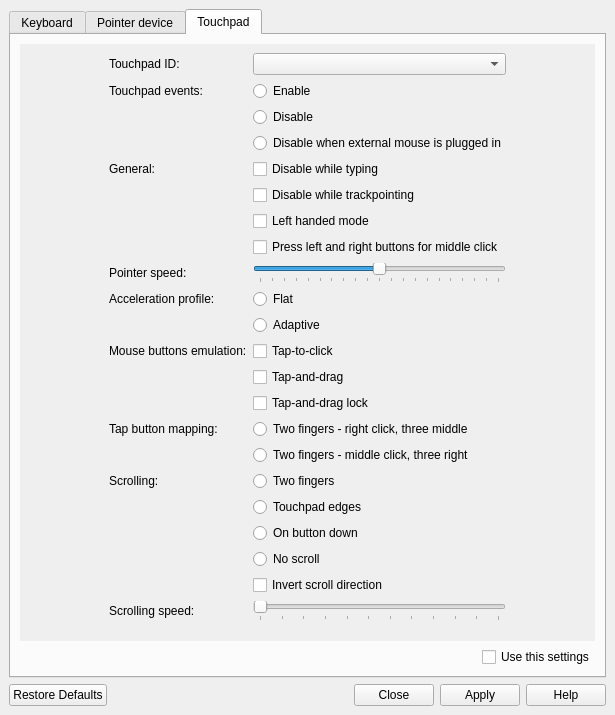
Above: sway_input_config/ui/mainwindow.ui from Sunderland93/sway-input-config before the change. Below: the same form after it.
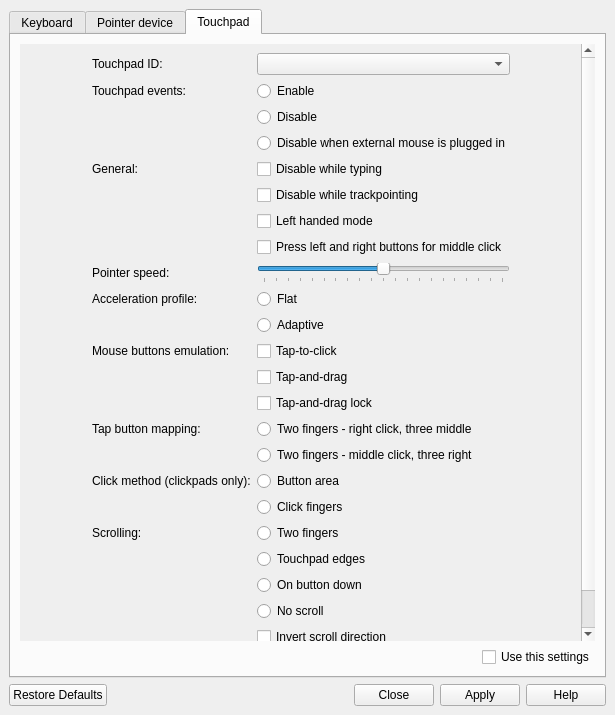
That is the form after the change. The open tabs and pages were chosen to show the change.

Commit message: Add click method settings (clickpads only)

The edit to the form file:
```diff
--- a/sway_input_config/ui/mainwindow.ui
+++ b/sway_input_config/ui/mainwindow.ui
@@ -603,9 +603,9 @@
            <property name="geometry">
             <rect>
              <x>0</x>
-             <y>0</y>
+             <y>-53</y>
              <width>562</width>
-             <height>638</height>
+             <height>694</height>
             </rect>
            </property>
            <layout class="QVBoxLayout" name="verticalLayout_2">
@@ -853,14 +853,14 @@
                   </property>
                  </widget>
                 </item>
-                <item row="16" column="0">
+                <item row="18" column="0">
                  <widget class="QLabel" name="label_11">
                   <property name="text">
                    <string>Scrolling:</string>
                   </property>
                  </widget>
                 </item>
-                <item row="16" column="1">
+                <item row="18" column="1">
                  <widget class="QRadioButton" name="method1">
                   <property name="text">
                    <string>Two fingers</string>
@@ -870,7 +870,7 @@
                   </property>
                  </widget>
                 </item>
-                <item row="17" column="1">
+                <item row="19" column="1">
                  <widget class="QRadioButton" name="method2">
                   <property name="text">
                    <string>Touchpad edges</string>
@@ -880,7 +880,7 @@
                   </property>
                  </widget>
                 </item>
-                <item row="18" column="1">
+                <item row="20" column="1">
                  <widget class="QRadioButton" name="method3">
                   <property name="text">
                    <string>On button down</string>
@@ -890,7 +890,7 @@
                   </property>
                  </widget>
                 </item>
-                <item row="19" column="1">
+                <item row="21" column="1">
                  <widget class="QRadioButton" name="method4">
                   <property name="text">
                    <string>No scroll</string>
@@ -900,7 +900,7 @@
                   </property>
                  </widget>
                 </item>
-                <item row="20" column="1">
+                <item row="22" column="1">
                  <widget class="QCheckBox" name="touchNatScroll">
                   <property name="toolTip">
                    <string>Touchscreen like scrolling.</string>
@@ -910,14 +910,14 @@
                   </property>
                  </widget>
                 </item>
-                <item row="21" column="0">
+                <item row="23" column="0">
                  <widget class="QLabel" name="label_12">
                   <property name="text">
                    <string>Scrolling speed:</string>
                   </property>
                  </widget>
                 </item>
-                <item row="21" column="1">
+                <item row="23" column="1">
                  <widget class="QSlider" name="touchScrollFactor">
                   <property name="toolTip">
                    <string>Scroll speed will be scaled by the given value.</string>
@@ -942,6 +942,33 @@
                   </property>
                  </widget>
                 </item>
+                <item row="16" column="1">
+                 <widget class="QRadioButton" name="btn_BtnArea">
+                  <property name="toolTip">
+                   <string>The bottom area of the touchpad is divided into a left, middle and right button area</string>
+                  </property>
+                  <property name="text">
+                   <string>Button area</string>
+                  </property>
+                 </widget>
+                </item>
+                <item row="17" column="1">
+                 <widget class="QRadioButton" name="btn_ClickFinger">
+                  <property name="toolTip">
+                   <string>Clicking with 1, 2, 3 fingers triggers a left, right, or middle click, respectively</string>
+                  </property>
+                  <property name="text">
+                   <string>Click fingers</string>
+                  </property>
+                 </widget>
+                </item>
+                <item row="16" column="0">
+                 <widget class="QLabel" name="label_13">
+                  <property name="text">
+                   <string>Click method (clickpads only):</string>
+                  </property>
+                 </widget>
+                </item>
                </layout>
               </item>
               <item>
```
The commit also changes 5 other files.
